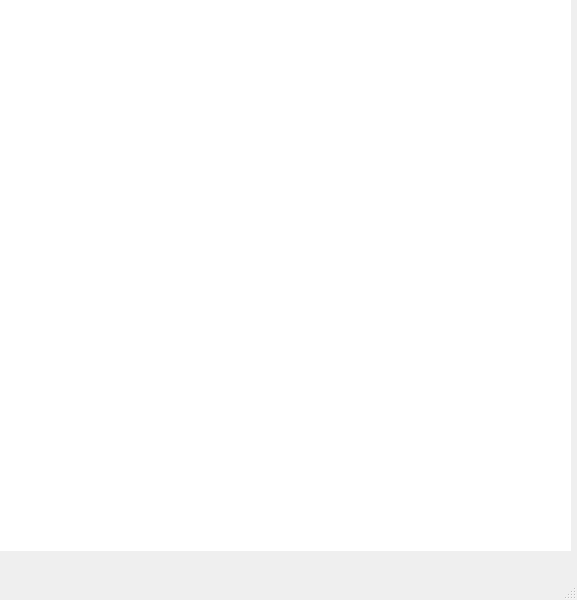
First picture: the form in frontend/helpWindow.ui, repository Herenot/Tor-Forensic-Manager-TFM-, before the edit.
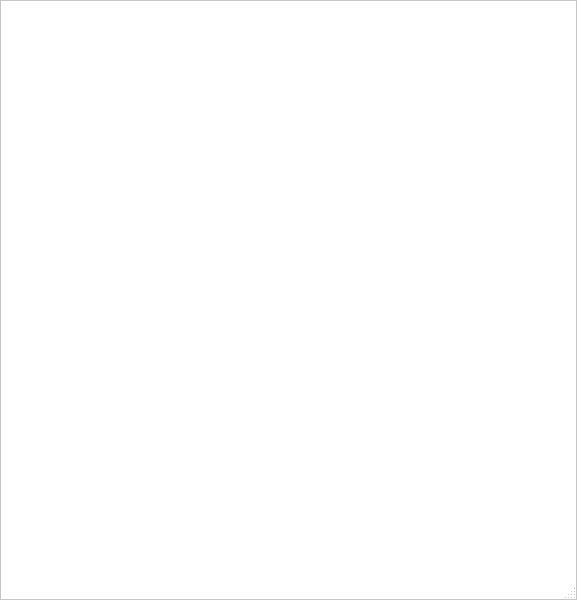
Second picture: the form after the edit. Icons and pictures are not drawn.

What changed in the file:
```diff
--- a/frontend/helpWindow.ui
+++ b/frontend/helpWindow.ui
@@ -10,33 +10,72 @@
     <height>600</height>
    </rect>
   </property>
+  <property name="sizePolicy">
+   <sizepolicy hsizetype="Maximum" vsizetype="Maximum">
+    <horstretch>0</horstretch>
+    <verstretch>0</verstretch>
+   </sizepolicy>
+  </property>
+  <property name="minimumSize">
+   <size>
+    <width>577</width>
+    <height>600</height>
+   </size>
+  </property>
+  <property name="maximumSize">
+   <size>
+    <width>577</width>
+    <height>600</height>
+   </size>
+  </property>
+  <property name="cursor">
+   <cursorShape>PointingHandCursor</cursorShape>
+  </property>
   <property name="windowTitle">
    <string>Help</string>
   </property>
   <widget class="QWidget" name="centralwidget">
-   <widget class="QLabel" name="readme_area">
-    <property name="enabled">
-     <bool>true</bool>
-    </property>
+   <property name="minimumSize">
+    <size>
+     <width>577</width>
+     <height>600</height>
+    </size>
+   </property>
+   <property name="maximumSize">
+    <size>
+     <width>577</width>
+     <height>600</height>
+    </size>
+   </property>
+   <widget class="QScrollArea" name="scrollArea">
     <property name="geometry">
      <rect>
       <x>0</x>
       <y>0</y>
-      <width>571</width>
-      <height>551</height>
+      <width>577</width>
+      <height>600</height>
      </rect>
     </property>
-    <property name="cursor">
-     <cursorShape>ArrowCursor</cursorShape>
+    <property name="minimumSize">
+     <size>
+      <width>577</width>
+      <height>600</height>
+     </size>
     </property>
-    <property name="toolTipDuration">
-     <number>1</number>
+    <property name="maximumSize">
+     <size>
+      <width>577</width>
+      <height>600</height>
+     </size>
+    </property>
+    <property name="cursor" stdset="0">
+     <cursorShape>PointingHandCursor</cursorShape>
     </property>
     <property name="styleSheet">
      <string notr="true">background-color: rgb(255, 255, 255);</string>
     </property>
-    <property name="text">
-     <string/>
+    <property name="widgetResizable">
+     <bool>true</bool>
     </property>
     <property name="alignment">
      <set>Qt::AlignLeading|Qt::AlignLeft|Qt::AlignTop</set>
```
Left out of the diff: 25 changed lines with no effect on the pictures.
